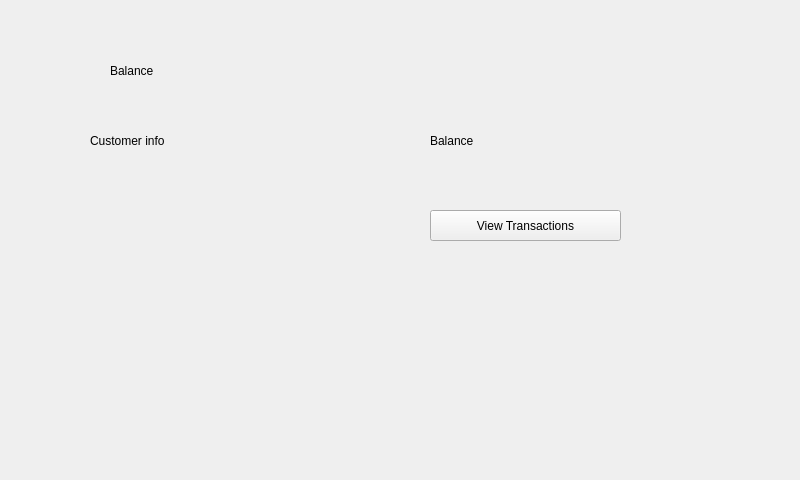
The window that bank-automat/balance.ui (JansQ-75/Riihimaatti) describes before a commit, drawn with Qt 5.
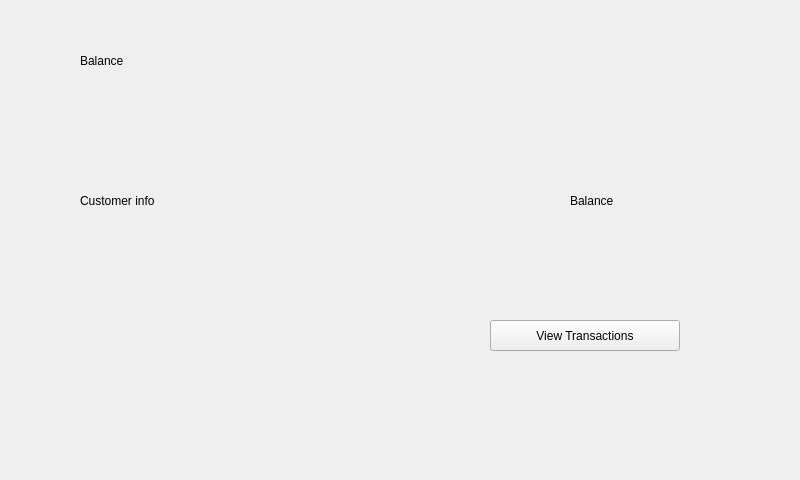
The same window after the commit.

```diff
--- a/bank-automat/balance.ui
+++ b/bank-automat/balance.ui
@@ -16,10 +16,10 @@
   <widget class="QLabel" name="label">
    <property name="geometry">
     <rect>
-     <x>110</x>
-     <y>60</y>
-     <width>63</width>
-     <height>21</height>
+     <x>80</x>
+     <y>30</y>
+     <width>241</width>
+     <height>61</height>
     </rect>
    </property>
    <property name="text">
@@ -29,8 +29,8 @@
   <widget class="QLabel" name="labelCustomer">
    <property name="geometry">
     <rect>
-     <x>90</x>
-     <y>100</y>
+     <x>80</x>
+     <y>160</y>
      <width>191</width>
      <height>81</height>
     </rect>
@@ -42,8 +42,8 @@
   <widget class="QLabel" name="labelBalance">
    <property name="geometry">
     <rect>
-     <x>430</x>
-     <y>110</y>
+     <x>570</x>
+     <y>170</y>
      <width>171</width>
      <height>61</height>
     </rect>
@@ -55,9 +55,9 @@
   <widget class="QPushButton" name="BtnToTransactions">
    <property name="geometry">
     <rect>
-     <x>430</x>
-     <y>210</y>
-     <width>191</width>
+     <x>490</x>
+     <y>320</y>
+     <width>190</width>
      <height>31</height>
     </rect>
    </property>
```
Left out of the diff: 2 changed lines with no effect on the pictures.
